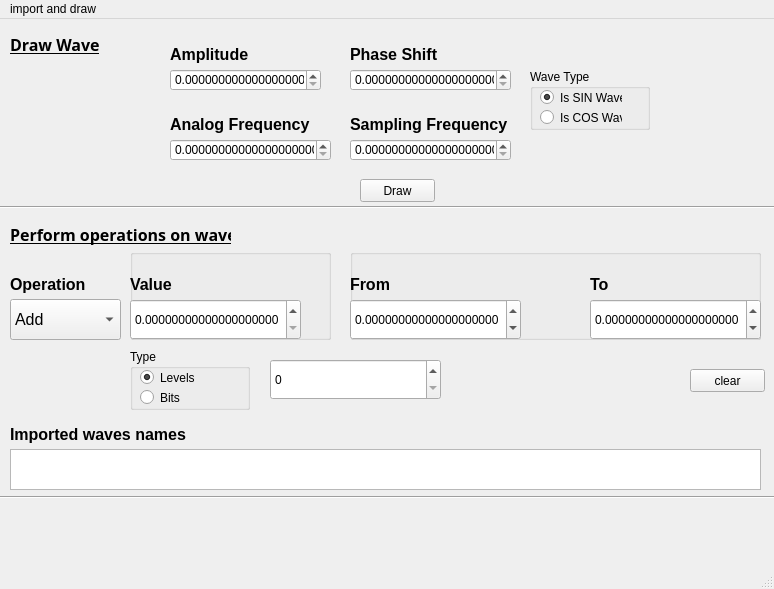
Above: mainPage.ui from Tperm-coder/dspSignalGUI before the change. Below: the same form after it.
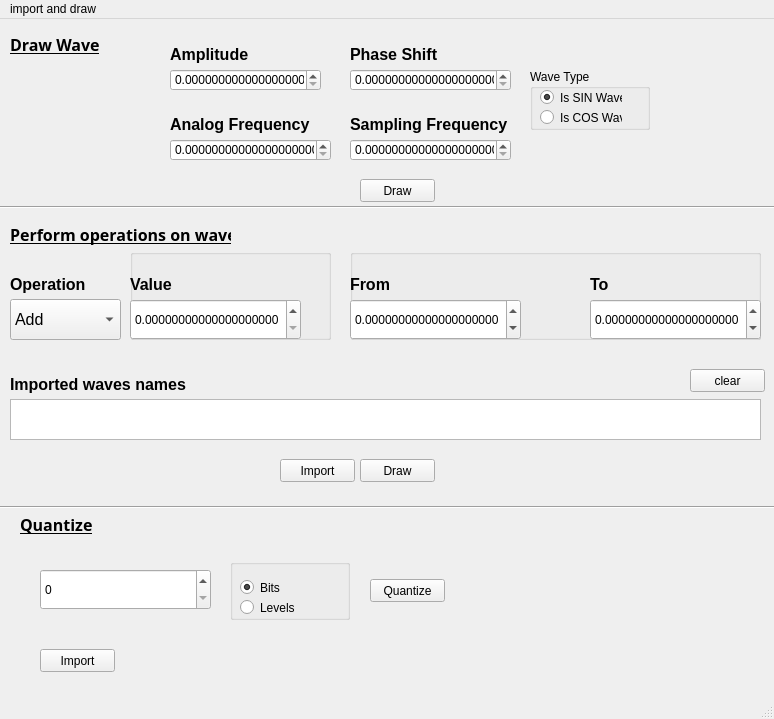
That is the form after the change.

Commit message: display quantization

```diff
--- a/mainPage.ui
+++ b/mainPage.ui
@@ -10,7 +10,7 @@
     <x>0</x>
     <y>0</y>
     <width>774</width>
-    <height>589</height>
+    <height>719</height>
    </rect>
   </property>
   <property name="windowTitle">
@@ -356,8 +356,8 @@
    <widget class="QPushButton" name="opImportBtn">
     <property name="geometry">
      <rect>
-      <x>300</x>
-      <y>580</y>
+      <x>280</x>
+      <y>440</y>
       <width>75</width>
       <height>23</height>
      </rect>
@@ -369,8 +369,8 @@
    <widget class="QPushButton" name="opDraw">
     <property name="geometry">
      <rect>
-      <x>390</x>
-      <y>580</y>
+      <x>360</x>
+      <y>440</y>
       <width>75</width>
       <height>23</height>
      </rect>
@@ -383,7 +383,7 @@
     <property name="geometry">
      <rect>
       <x>10</x>
-      <y>400</y>
+      <y>350</y>
       <width>181</width>
       <height>31</height>
      </rect>
@@ -407,7 +407,7 @@
     <property name="geometry">
      <rect>
       <x>10</x>
-      <y>430</y>
+      <y>380</y>
       <width>751</width>
       <height>41</height>
      </rect>
@@ -578,8 +578,8 @@
    <widget class="Line" name="line_2">
     <property name="geometry">
      <rect>
-      <x>-10</x>
-      <y>470</y>
+      <x>-30</x>
+      <y>480</y>
       <width>871</width>
       <height>16</height>
      </rect>
@@ -588,53 +588,11 @@
      <enum>Qt::Horizontal</enum>
     </property>
    </widget>
-   <widget class="QGroupBox" name="quantize_option">
+   <widget class="QDoubleSpinBox" name="quantize_field">
     <property name="geometry">
      <rect>
-      <x>130</x>
-      <y>330</y>
-      <width>120</width>
-      <height>61</height>
-     </rect>
-    </property>
-    <property name="title">
-     <string>Type</string>
-    </property>
-    <widget class="QRadioButton" name="level">
-     <property name="geometry">
-      <rect>
-       <x>10</x>
-       <y>20</y>
-       <width>82</width>
-       <height>17</height>
-      </rect>
-     </property>
-     <property name="text">
-      <string>Levels</string>
-     </property>
-     <property name="checked">
-      <bool>true</bool>
-     </property>
-    </widget>
-    <widget class="QRadioButton" name="bit">
-     <property name="geometry">
-      <rect>
-       <x>10</x>
-       <y>40</y>
-       <width>82</width>
-       <height>17</height>
-      </rect>
-     </property>
-     <property name="text">
-      <string>Bits</string>
-     </property>
-    </widget>
-   </widget>
-   <widget class="QDoubleSpinBox" name="quant_text">
-    <property name="geometry">
-     <rect>
-      <x>270</x>
-      <y>340</y>
+      <x>40</x>
+      <y>550</y>
       <width>171</width>
       <height>41</height>
      </rect>
@@ -642,13 +600,100 @@
     <property name="decimals">
      <number>0</number>
     </property>
-    <property name="minimum">
-     <double>0.000000000000000</double>
-    </property>
     <property name="maximum">
      <double>1000000.000000000000000</double>
     </property>
    </widget>
+   <widget class="QLabel" name="ampInpLabel_9">
+    <property name="geometry">
+     <rect>
+      <x>20</x>
+      <y>490</y>
+      <width>221</width>
+      <height>31</height>
+     </rect>
+    </property>
+    <property name="font">
+     <font>
+      <family>Adobe Fan Heiti Std B</family>
+      <pointsize>12</pointsize>
+      <weight>75</weight>
+      <bold>true</bold>
+      <underline>true</underline>
+     </font>
+    </property>
+    <property name="text">
+     <string>Quantize</string>
+    </property>
+   </widget>
+   <widget class="QGroupBox" name="quantize_grp">
+    <property name="geometry">
+     <rect>
+      <x>230</x>
+      <y>540</y>
+      <width>120</width>
+      <height>61</height>
+     </rect>
+    </property>
+    <property name="title">
+     <string/>
+    </property>
+    <widget class="QRadioButton" name="isBit">
+     <property name="geometry">
+      <rect>
+       <x>10</x>
+       <y>20</y>
+       <width>82</width>
+       <height>17</height>
+      </rect>
+     </property>
+     <property name="text">
+      <string>Bits</string>
+     </property>
+     <property name="checked">
+      <bool>true</bool>
+     </property>
+    </widget>
+    <widget class="QRadioButton" name="isLevel">
+     <property name="geometry">
+      <rect>
+       <x>10</x>
+       <y>40</y>
+       <width>82</width>
+       <height>17</height>
+      </rect>
+     </property>
+     <property name="text">
+      <string>Levels</string>
+     </property>
+    </widget>
+   </widget>
+   <widget class="QPushButton" name="quantizeBtn">
+    <property name="geometry">
+     <rect>
+      <x>370</x>
+      <y>560</y>
+      <width>75</width>
+      <height>23</height>
+     </rect>
+    </property>
+    <property name="text">
+     <string>Quantize</string>
+    </property>
+   </widget>
+   <widget class="QPushButton" name="opImportBtn_2">
+    <property name="geometry">
+     <rect>
+      <x>40</x>
+      <y>630</y>
+      <width>75</width>
+      <height>23</height>
+     </rect>
+    </property>
+    <property name="text">
+     <string>Import</string>
+    </property>
+   </widget>
   </widget>
   <widget class="QMenuBar" name="menubar">
    <property name="geometry">
```
Left out of the diff: 5 changed lines with no effect on the pictures. The commit also changes 2 other files.
